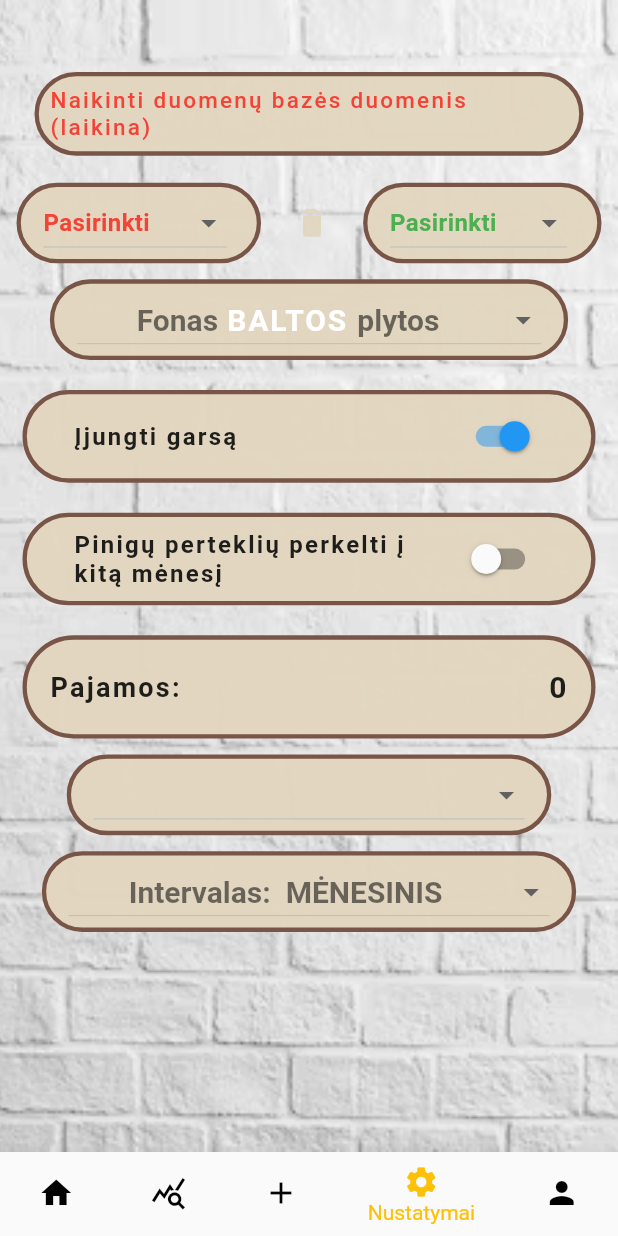
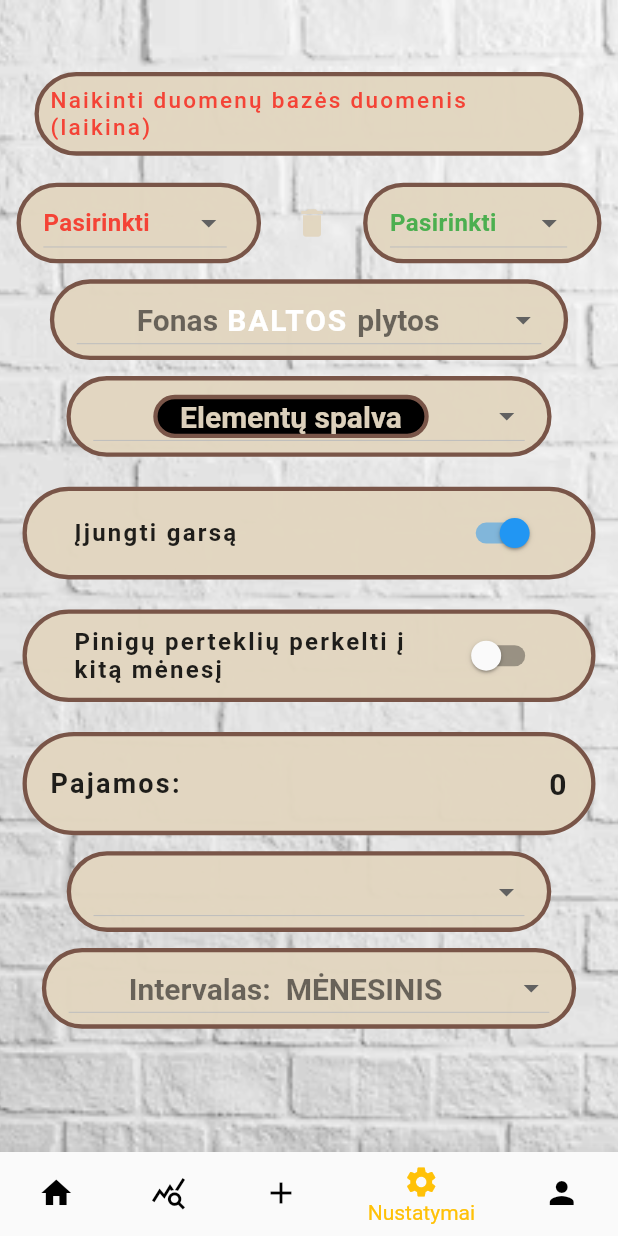
Before and after one commit to YoBoyJonas/BudgetTracker, a Flutter app: the MainScreen screen opened directly, item 4 of the bottom bar chosen, on a phone screen of 412 x 824 dp. Run offline on Flutter 3.47's test engine with Material 2 defaults, Android fonts, the phone set to English and light mode, and no system bars; our stand-ins replace audioplayers, cloud_firestore, date_format, firebase_auth, firebase_core, firebase_storage and 4 more; missing offline and left inert: isoweek; accounts and stored records are empty.

Commit message:
widget color setting

```diff
--- a/lib/globals/globals.dart
+++ b/lib/globals/globals.dart
@@ -27,7 +27,8 @@ List<ImageProvider> bg = [
 //changes all widget color to the selected one
 List<Color> selectedWidgetColorList = <Color>[
   const Color.fromARGB(248, 226, 214, 192),
-  Colors.amberAccent
+  const Color.fromARGB(248, 255, 213, 213),
+  const Color.fromARGB(248, 183, 255, 249),
 ];
 
 Color selectedWidgetColor = selectedWidgetColorList[0]; // default = [0]
--- a/lib/screens/add_tab.dart
+++ b/lib/screens/add_tab.dart
@@ -688,7 +688,7 @@ class _AddTabState extends State<AddTab> {
                 }
               }
               else{
-                return CircularProgressIndicator();
+                return const CircularProgressIndicator();
               }
 }
           )
@@ -842,7 +842,7 @@ class _AddTabState extends State<AddTab> {
     final settingsSnapshot = await FirebaseFirestore.instance.collection(uid).doc('Settings').get();
     if (settingsSnapshot.exists) {
       Map<String, dynamic> data = settingsSnapshot.data()!;
-      String bal = data['monthly'].toString();;
+      String bal = data['monthly'].toString();
       if(bal == 'true' || bal == 'false'){
         //print("pirmas ifas");
         return bal == 'true';
--- a/lib/screens/home_tab.dart
+++ b/lib/screens/home_tab.dart
@@ -155,7 +155,7 @@ class _HomeTabState extends State<HomeTab> {
                                         );
                                       }
                                       else{
-                                        return CircularProgressIndicator();
+                                        return const CircularProgressIndicator();
                                       }
                                       }
                                     ),
@@ -209,7 +209,7 @@ class _HomeTabState extends State<HomeTab> {
                                             ],
                                           );
                                           } else {
-                                            return CircularProgressIndicator();
+                                            return const CircularProgressIndicator();
                                           }
                                         }
                                       ),
@@ -307,7 +307,7 @@ class _HomeTabState extends State<HomeTab> {
                                         );
                                       }
                                       else{
-                                        return CircularProgressIndicator();
+                                        return const CircularProgressIndicator();
                                       }
                                       }
                                     ),
@@ -361,7 +361,7 @@ class _HomeTabState extends State<HomeTab> {
                                             ],
                                           );
                                           } else {
-                                            return CircularProgressIndicator();
+                                            return const CircularProgressIndicator();
                                           }
                                         }
                                       ),
@@ -377,7 +377,7 @@ class _HomeTabState extends State<HomeTab> {
                   }
                 }
                 else{
-                  return CircularProgressIndicator();
+                  return const CircularProgressIndicator();
                 }
 
               }
@@ -846,7 +846,7 @@ class _HomeTabState extends State<HomeTab> {
                         );
                       }
                     } else {
-                      return CircularProgressIndicator();
+                      return const CircularProgressIndicator();
                     }
 
                   }
@@ -942,13 +942,13 @@ class _HomeTabState extends State<HomeTab> {
     {
       FirebaseFirestore.instance.collection(uid).doc('Settings').set({'currency_sign' : '\$'});
       return '\$';
-    };
+    }
   }
       Future<bool> getInterval() async{
     final settingsSnapshot = await FirebaseFirestore.instance.collection(uid).doc('Settings').get();
     if (settingsSnapshot.exists) {
       Map<String, dynamic> data = settingsSnapshot.data()!;
-      String bal = data['monthly'].toString();;
+      String bal = data['monthly'].toString();
       if(bal == 'true' || bal == 'false'){
         //print("pirmas ifas");
         return bal == 'true';
--- a/lib/screens/settings_tab.dart
+++ b/lib/screens/settings_tab.dart
@@ -304,6 +304,58 @@ Widget build(BuildContext context) {
                   ),
                 ),
 
+                SizedBox(height: MediaQuery.of(context).size.width * 0.026),
+
+                // setting'as susijęs su widget color selectionu
+                Container(
+                  padding: const EdgeInsets.only(left: 15.0, right: 15.0),
+                  decoration: BoxDecoration(
+                    color: globals.selectedWidgetColor,
+                    borderRadius: BorderRadius.circular(70),
+                      border: Border.all(
+                        width: MediaQuery.of(context).size.width * 0.007,
+                        color: Colors.brown, style: BorderStyle.solid,
+                      )
+                    ),
+                  child: Theme(
+                    data: Theme.of(context).copyWith(canvasColor: globals.selectedWidgetColor),
+                    child: ButtonTheme(
+                        child: DropdownButton(
+                          borderRadius: BorderRadius.circular(30.0),
+                              items: globals.selectedWidgetColorList.map((Color colorDisplay) {
+                                return DropdownMenuItem<Color>(
+                                  value: colorDisplay,
+                                  child: Padding(
+                                    padding: const EdgeInsets.only(left: 40, right: 40),
+
+                                    child: Container(
+                                      decoration: BoxDecoration(
+                                        color: Colors.black,
+                                        borderRadius: BorderRadius.circular(70),
+                                        border: Border.all(
+                                          width: MediaQuery.of(context).size.width * 0.007,
+                                          color: Colors.brown, style: BorderStyle.solid,
+                                        )
+                                      ),
+                                      child: Padding(
+                                        padding: const EdgeInsets.only(left: 15, right: 15),
+                                        child: Text('Elementų spalva', style: TextStyle(fontWeight: FontWeight.bold, color: colorDisplay, fontSize: 20,)),
+                                      )),
+                                  ),
+                                );
+                              }).toList(),
+                              value: globals.selectedWidgetColor,
+                              onChanged: (value) {
+                                globals.audioPlayer.playSoundEffect(globals.SoundEffect.buttonClick);
+                                setState(() {
+                                  globals.selectedWidgetColor = value!;
+                                });
+                              },
+                            ),
+                    ),
+                  ),
+                ),
+
                 // Garso setting
                 Container(
                   margin: const EdgeInsets.fromLTRB(15.0, 20.0, 15.0, 0),
@@ -500,7 +552,7 @@ Widget build(BuildContext context) {
                                             text: 'Valiutos ženklas: ', style: const TextStyle(fontWeight: FontWeight.bold, color: Colors.black54, fontSize: 20),
                                             children: <TextSpan>[
                                               TextSpan(
-                                                text: ' $identity '.toUpperCase(), style: TextStyle(color: Colors.black54, fontWeight: FontWeight.bold, fontSize: 20, letterSpacing: 1.2),
+                                                text: ' $identity '.toUpperCase(), style: const TextStyle(color: Colors.black54, fontWeight: FontWeight.bold, fontSize: 20, letterSpacing: 1.2),
 
                                               ),
                                             ]
@@ -519,7 +571,7 @@ Widget build(BuildContext context) {
                                   },
                                 );
                             } else {
-                                return CircularProgressIndicator();
+                                return const CircularProgressIndicator();
                             }
 
 
@@ -550,7 +602,6 @@ Widget build(BuildContext context) {
   builder: (context, snapshot) {
     if (snapshot.hasData) {
       String? interval;
-      print(snapshot.data);
       if (snapshot.data == true) {
         interval = _intervals[0];
       } else {
@@ -574,7 +625,7 @@ Widget build(BuildContext context) {
                   children: <TextSpan>[
                     TextSpan(
                       text: ' $identity '.toUpperCase(),
-                      style: TextStyle(
+                      style: const TextStyle(
                         color: Colors.black54,
                         fontWeight: FontWeight.bold,
                         fontSize: 20,
@@ -597,7 +648,7 @@ Widget build(BuildContext context) {
         },
       );
     } else {
-      return CircularProgressIndicator(); // or any other loading indicator
+      return const CircularProgressIndicator(); // or any other loading indicator
     }
   },
 ),
@@ -694,7 +745,7 @@ void removeDBData() async{
     final settingsSnapshot = await FirebaseFirestore.instance.collection(uid).doc('Settings').get();
     if (settingsSnapshot.exists) {
       Map<String, dynamic> data = settingsSnapshot.data()!;
-      String bal = data['monthly'].toString();;
+      String bal = data['monthly'].toString();
       if(bal == 'true' || bal == 'false'){
         //print("pirmas ifas");
         return bal == 'true';
```
